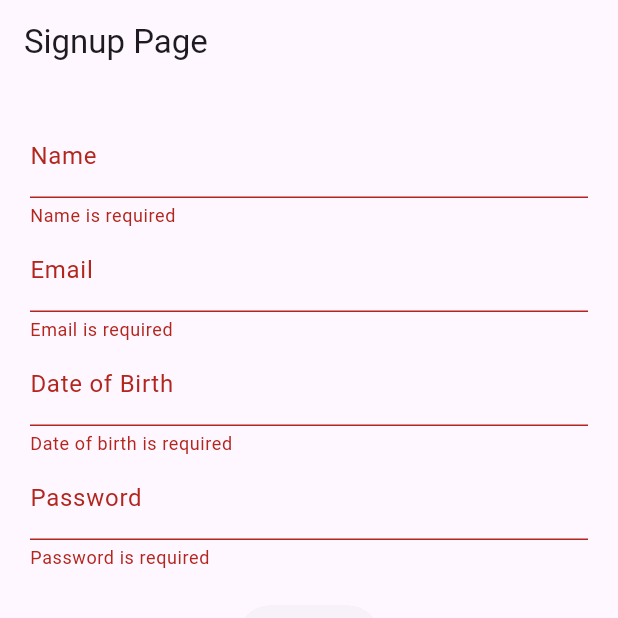
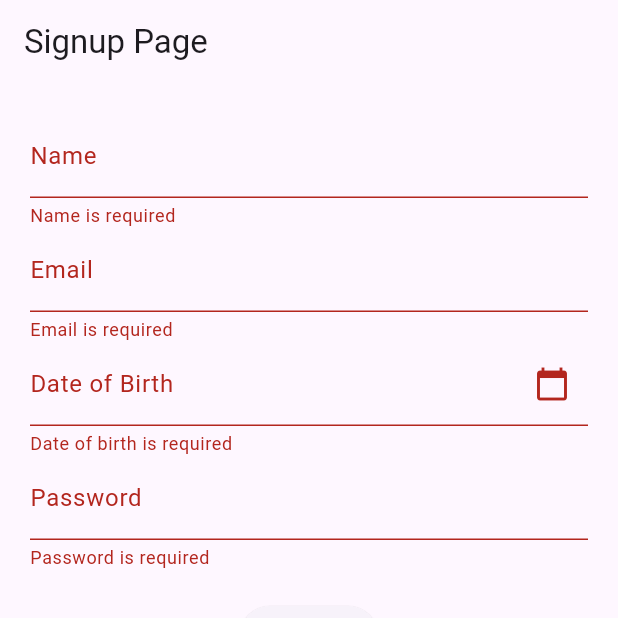
Before and after one commit to charan4112/flutterSignupFormValidation, a Flutter app: the screen it shows after launch, after a tap on "Signup", on a phone screen of 412 x 824 dp, the top half of it. Run offline on Flutter 3.47's test engine with Material 3 defaults, Android fonts, the light colour scheme and no system bars.

Commit message:
Added Date of Birth field with calendar widget

```diff
--- a/lib/main.dart
+++ b/lib/main.dart
@@ -30,6 +30,23 @@
 
 class _SignupFormState extends State<SignupForm> {
   final _formKey = GlobalKey<FormState>();
+  final TextEditingController _dobController = TextEditingController();
+
+  Future<void> _selectDate(BuildContext context) async {
+    DateTime? pickedDate = await showDatePicker(
+      context: context,
+      initialDate: DateTime.now(),
+      firstDate: DateTime(1900),
+      lastDate: DateTime.now(),
+    );
+
+    if (pickedDate != null) {
+      setState(() {
+        _dobController.text =
+            "${pickedDate.year}-${pickedDate.month}-${pickedDate.day}";
+      });
+    }
+  }
 
   @override
   Widget build(BuildContext context) {
@@ -41,12 +58,8 @@
           children: [
             TextFormField(
               decoration: const InputDecoration(labelText: 'Name'),
-              validator: (value) {
-                if (value == null || value.isEmpty) {
-                  return 'Name is required';
-                }
-                return null;
-              },
+              validator: (value) =>
+                  value == null || value.isEmpty ? 'Name is required' : null,
             ),
             TextFormField(
               decoration: const InputDecoration(labelText: 'Email'),
@@ -63,13 +76,15 @@
               },
             ),
             TextFormField(
-              decoration: const InputDecoration(labelText: 'Date of Birth'),
-              validator: (value) {
-                if (value == null || value.isEmpty) {
-                  return 'Date of birth is required';
-                }
-                return null;
-              },
+              controller: _dobController,
+              readOnly: true,
+              decoration: const InputDecoration(
+                labelText: 'Date of Birth',
+                suffixIcon: Icon(Icons.calendar_today),
+              ),
+              onTap: () => _selectDate(context),
+              validator: (value) =>
+                  value == null || value.isEmpty ? 'Date of birth is required' : null,
             ),
             TextFormField(
               decoration: const InputDecoration(labelText: 'Password'),
@@ -104,4 +119,4 @@
       ),
     );
   }
-  // sharu
+}
```
